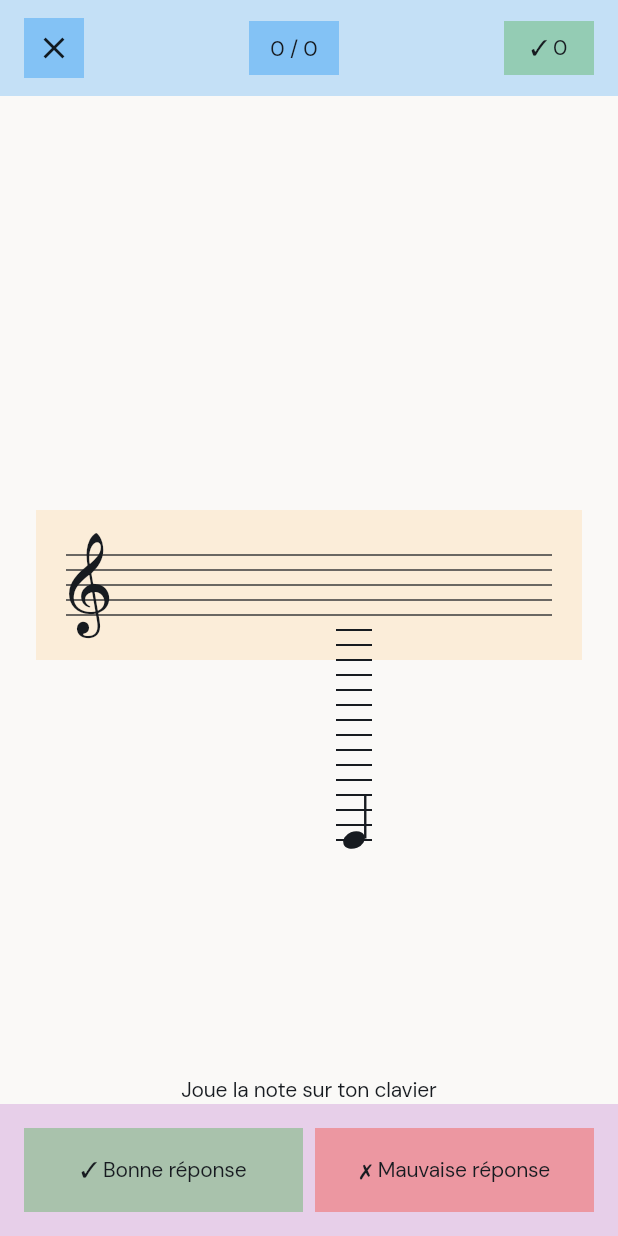
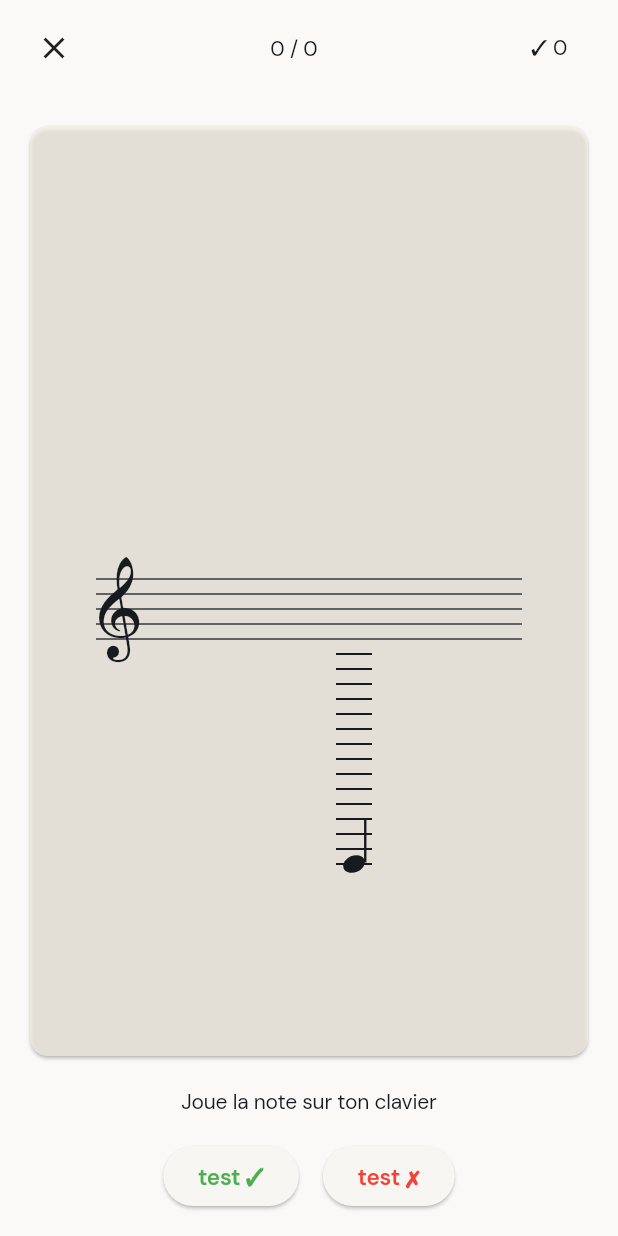
Before and after one commit to Akleodorion/key-starter, a Flutter app: the LessonPage screen opened directly with empty values, on a phone screen of 412 x 824 dp. Run offline on Flutter 3.47's test engine with Material 3 defaults, Android fonts, the phone set to English and light mode, and no system bars; our stand-ins replace dartz, equatable, flutter_riverpod, get_it, google_fonts, shared_preferences; missing offline and left inert: flutter_midi_command; accounts and stored records are empty.

Commit message:
Ajustement sur la page de la session et de la lesson.

```diff
--- a/lib/core/widgets/session_notes_slider.dart
+++ b/lib/core/widgets/session_notes_slider.dart
@@ -21,7 +21,7 @@ class SessionNotesSlider extends StatelessWidget {
     return Column(
       crossAxisAlignment: CrossAxisAlignment.start,
       children: [
-        Text('NOTES', style: AppTextStyles.eyebrow()),
+        Text('DURÉE DE LA SESSION', style: AppTextStyles.eyebrow()),
         const SizedBox(height: 4),
         Row(
           children: [
@@ -30,7 +30,7 @@ class SessionNotesSlider extends StatelessWidget {
                 value: value.toDouble(),
                 min: _min.toDouble(),
                 max: _max.toDouble(),
-                divisions: _divisions,
+                // divisions: _divisions,
                 onChanged: (v) => onChanged(v.round()),
               ),
             ),
--- a/lib/features/session/presentation/pages/lesson_page.dart
+++ b/lib/features/session/presentation/pages/lesson_page.dart
@@ -42,7 +42,7 @@ class _LessonPageState extends ConsumerState<LessonPage> {
   int _bestStreak = 0;
   _Answer _answer = _Answer.none;
   late int _currentStep;
-  late DateTime _noteShownAt;
+  DateTime? _noteShownAt;
 
   int get _total => widget.session.totalNotes;
 
@@ -50,7 +50,6 @@ class _LessonPageState extends ConsumerState<LessonPage> {
   void initState() {
     super.initState();
     _currentStep = _pickStep();
-    _noteShownAt = DateTime.now();
     _midiSub = MidiCommand().onMidiDataReceived?.listen((packet) {
       if (packet.data.length >= 3 &&
           (packet.data[0] & 0xF0) == 0x90 &&
@@ -96,8 +95,9 @@ class _LessonPageState extends ConsumerState<LessonPage> {
 
   void _onCorrect() {
     if (_answer != _Answer.none) return;
-    final ms = DateTime.now().difference(_noteShownAt).inMilliseconds;
-    _responseTimes.add(ms);
+    if (_noteShownAt != null) {
+      _responseTimes.add(DateTime.now().difference(_noteShownAt!).inMilliseconds);
+    }
     _currentStreak++;
     if (_currentStreak > _bestStreak) _bestStreak = _currentStreak;
     setState(() {
@@ -109,8 +109,9 @@ class _LessonPageState extends ConsumerState<LessonPage> {
 
   void _onWrong() {
     if (_answer != _Answer.none) return;
-    final ms = DateTime.now().difference(_noteShownAt).inMilliseconds;
-    _responseTimes.add(ms);
+    if (_noteShownAt != null) {
+      _responseTimes.add(DateTime.now().difference(_noteShownAt!).inMilliseconds);
+    }
     _currentStreak = 0;
     setState(() => _answer = _Answer.wrong);
     Future.delayed(const Duration(milliseconds: 25), _advance);
@@ -168,31 +169,26 @@ class _LessonPageState extends ConsumerState<LessonPage> {
           children: [
             // ── Top bar ──────────────────────────────────────────────────────
             Container(
-              color: Colors.blue.withValues(alpha: 0.25),
               padding: const EdgeInsets.symmetric(horizontal: 16, vertical: 12),
               child: Row(
+                mainAxisAlignment: MainAxisAlignment.spaceBetween,
                 children: [
                   GestureDetector(
                     onTap: () => Navigator.of(context).pop(),
-                    child: Container(
+                    child: SizedBox(
                       width: 40,
                       height: 40,
-                      color: Colors.blue.withValues(alpha: 0.4),
                       child: const Icon(Icons.close),
                     ),
                   ),
-                  const Spacer(),
-                  Container(
+                  SizedBox(
                     width: 60,
                     height: 36,
-                    color: Colors.blue.withValues(alpha: 0.4),
                     child: Center(child: Text('$_currentIndex / $_total')),
                   ),
-                  const Spacer(),
-                  Container(
+                  SizedBox(
                     width: 60,
                     height: 36,
-                    color: Colors.green.withValues(alpha: 0.4),
                     child: Center(child: Text('✓ $_correctCount')),
                   ),
                 ],
@@ -201,12 +197,15 @@ class _LessonPageState extends ConsumerState<LessonPage> {
 
             // ── Center — note display ─────────────────────────────────────────
             Expanded(
+              child: Padding(
+                padding: const EdgeInsets.all(16.0),
+                child: Card(
+                  color: const Color.fromARGB(179, 247, 241, 229),
                   child: Center(
                     child: Padding(
                       padding: const EdgeInsets.symmetric(horizontal: 24),
                       child: AnimatedContainer(
                         duration: const Duration(milliseconds: 250),
-                    color: _centerColor,
                         width: double.infinity,
                         child: Column(
                           mainAxisSize: MainAxisSize.min,
@@ -214,7 +213,6 @@ class _LessonPageState extends ConsumerState<LessonPage> {
                           children: [
                             if (widget.session.showNoteName)
                               Container(
-                            color: Colors.yellow.withValues(alpha: 0.5),
                                 padding: const EdgeInsets.symmetric(vertical: 24),
                                 child: Center(
                                   child: Text(
@@ -223,6 +221,7 @@ class _LessonPageState extends ConsumerState<LessonPage> {
                                   ),
                                 ),
                               ),
+                            SizedBox(height: 24,),
                             StaffWidget(
                               clef: widget.session.clef,
                               diatonicStep: _currentStep,
@@ -239,37 +238,22 @@ class _LessonPageState extends ConsumerState<LessonPage> {
                     ),
                   ),
                 ),
+              ),
+            ),
 
             // ── Bottom — answer buttons ───────────────────────────────────────
             Column(
               children: [
                 const Text('Joue la note sur ton clavier'),
                 Container(
-                  color: Colors.purple.withValues(alpha: 0.2),
                   padding: const EdgeInsets.all(16),
                   child: Row(
+                    mainAxisAlignment: MainAxisAlignment.center,
                     children: [
-                      Expanded(
-                        child: GestureDetector(
-                          onTap: _onCorrect,
-                          child: Container(
-                            height: 56,
-                            color: Colors.green.withValues(alpha: 0.4),
-                            child: const Center(child: Text('✓ Bonne réponse')),
-                          ),
-                        ),
-                      ),
-                      const SizedBox(width: 8),
-                      Expanded(
-                        child: GestureDetector(
-                          onTap: _onWrong,
-                          child: Container(
-                            height: 56,
-                            color: Colors.red.withValues(alpha: 0.4),
-                            child: const Center(child: Text('✗ Mauvaise réponse')),
-                          ),
-                        ),
-                      ),
+                      ElevatedButton(onPressed: _onCorrect, child: Text('test ✓', style: TextStyle(color: Colors.green),)),
+                      const SizedBox(width: 16),
+                      ElevatedButton(onPressed: _onWrong, child: Text('test ✗', style: TextStyle(color: Colors.red),)),
+
                     ],
                   ),
                 ),
```
Lines whose indentation alone changed are shown as unchanged.
